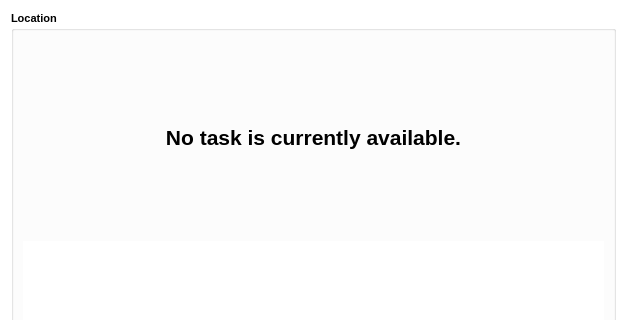
The window that ui/dialogs/taskedit.ui (amirmohsen1384/legendary-os) describes before a commit, drawn with Qt 5; both pictures show x 0 to 627 and y 0 to 320 of the 627 by 661 pixel window.
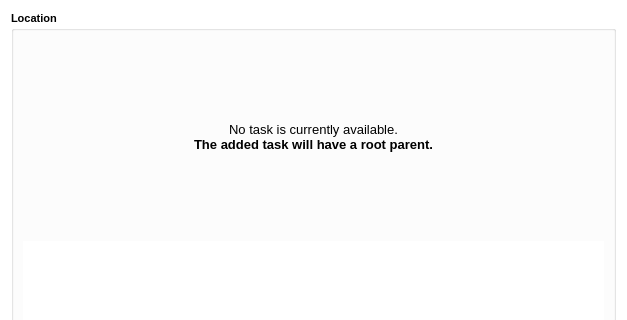
The same window after the commit.

Commit message: Added a more expressive text to the task editor

```diff
--- a/ui/dialogs/taskedit.ui
+++ b/ui/dialogs/taskedit.ui
@@ -90,12 +90,12 @@
         </property>
         <property name="font">
          <font>
-          <pointsize>16</pointsize>
-          <fontweight>Light</fontweight>
+          <pointsize>10</pointsize>
+          <bold>false</bold>
          </font>
         </property>
         <property name="text">
-         <string>No task is currently available.</string>
+         <string>&lt;html&gt;&lt;head/&gt;&lt;body&gt;&lt;p&gt;No task is currently available.&lt;br/&gt;&lt;span style=&quot; font-weight:700;&quot;&gt;The added task will have a root parent.&lt;/span&gt;&lt;/p&gt;&lt;/body&gt;&lt;/html&gt;</string>
         </property>
         <property name="alignment">
          <set>Qt::AlignmentFlag::AlignCenter</set>
```
